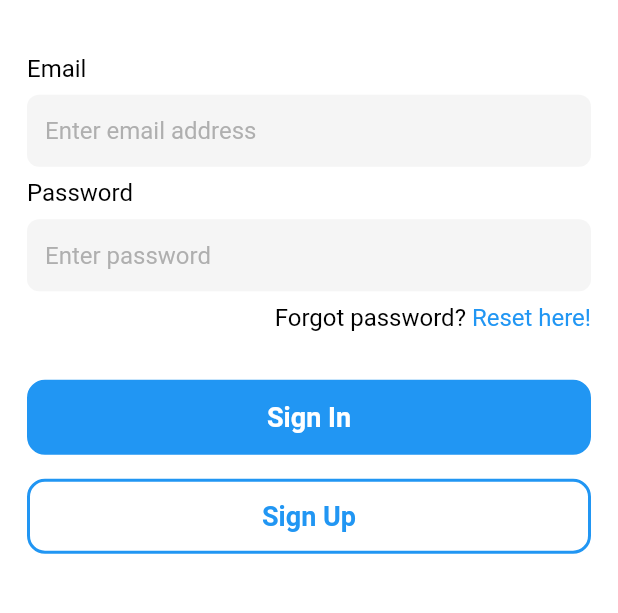
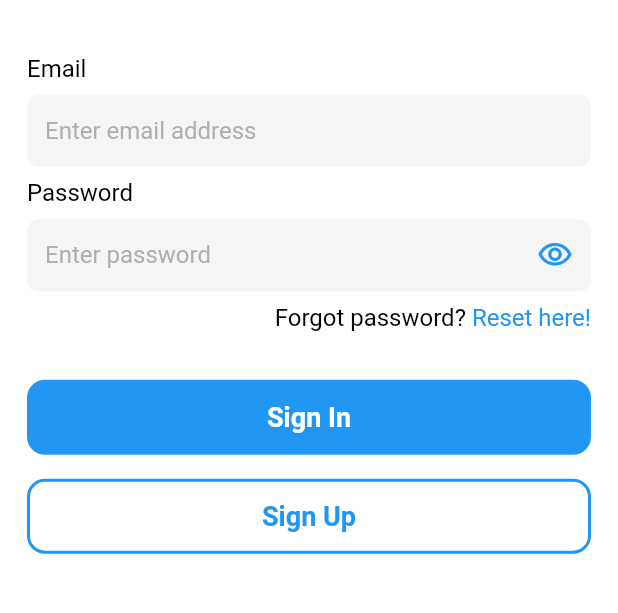
Before and after one commit to VijayGanganapalli/vfpcl, a Flutter app: the screen it shows after launch, on a phone screen of 412 x 824 dp, the part 413-1026 px from its top. Run offline on Flutter 3.47's test engine with Material 2 defaults, Android fonts, the phone set to English and light mode, and no system bars; our stand-ins replace animated_text_kit, cloud_firestore, firebase_auth, firebase_core, firebase_storage, image_cropper and 1 more; accounts and stored records are empty.

Commit message:
Implemented password visible with suffix button

```diff
--- a/lib/screens/sign_in_screen/sign_in_screen.dart
+++ b/lib/screens/sign_in_screen/sign_in_screen.dart
@@ -37,7 +37,7 @@ class _SignInScreenState extends State<SignInScreen> {
       if (e.code == 'invalid-email') {
         return 'Email address is invalid';
       } else if (e.code == 'user-not-found') {
-        return 'There is no account with this email. Please sign up then try again';
+        return 'There is no account with this email. Please try with another one';
       } else if (e.code == 'user-disabled') {
         return 'User corresponding to the given email has been disabled';
       } else if (e.code == 'wrong-password') {
@@ -128,7 +128,17 @@ class _SignInScreenState extends State<SignInScreen> {
                         keyboardType: TextInputType.text,
                         title: "Password",
                         hintText: "Enter password",
-                        obscureText: true,
+                        obscureText: passwordVisibility,
+                        suffixIcon: IconButton(
+                            color: primaryColor,
+                            icon: passwordVisibility
+                                ? const Icon(Icons.visibility_outlined)
+                                : const Icon(Icons.visibility_off_outlined),
+                            onPressed: () {
+                              setState(() {
+                                passwordVisibility = !passwordVisibility;
+                              });
+                            }),
                         textCapitalization: TextCapitalization.none,
                         textInputAction: TextInputAction.done,
                         autovalidateMode: AutovalidateMode.onUserInteraction,
```
